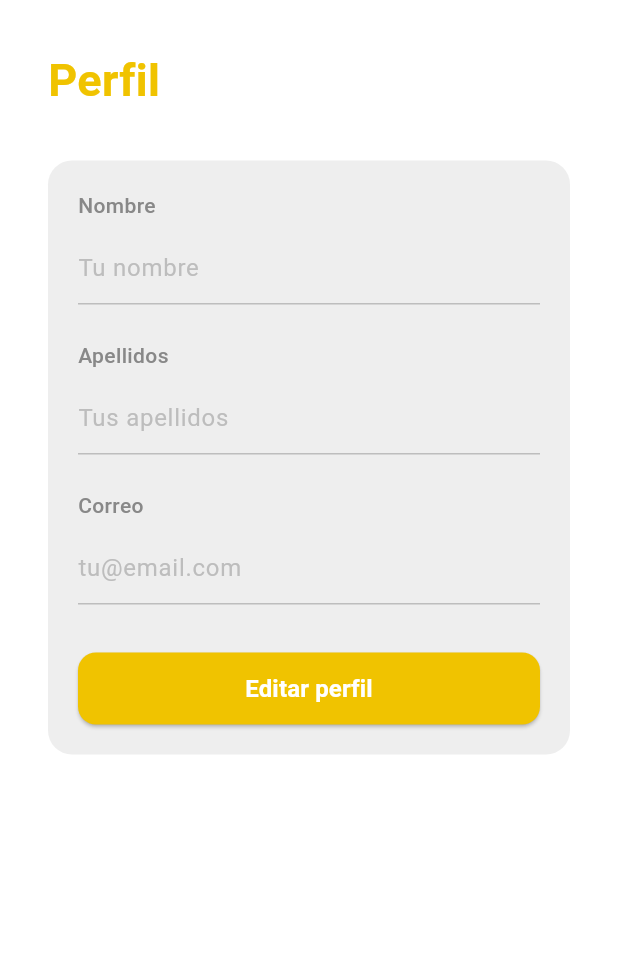
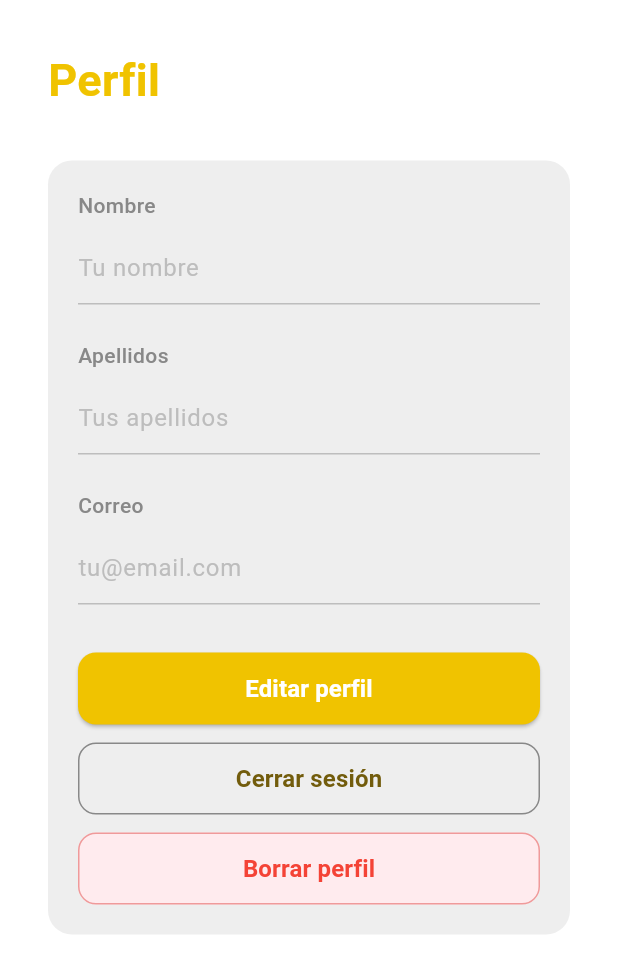
Before and after one commit to RainBWP/gearmoney, a Flutter app: the ProfileScreen screen opened directly with empty values, on a phone screen of 412 x 824 dp. Shown: the top 973 px of the screen. Run offline on Flutter 3.47's test engine with Material 3 defaults, Android fonts, the phone set to English and light mode, and no system bars; our stand-ins replace flutter_svg, sqflite, sqflite_common_ffi; accounts and stored records are empty; Roboto replaces fonts that are missing (Verdana).

Commit message:
Botones perfil

```diff
--- a/lib/screens/home/profile.dart
+++ b/lib/screens/home/profile.dart
@@ -1,6 +1,7 @@
 import 'package:flutter/material.dart';
 import '../../core/colors.dart';
 import '../../core/database/db_helper.dart';
+import '../auth/login.dart';
 
 class ProfileScreen extends StatefulWidget {
   final Map<String, dynamic> user;
@@ -35,6 +36,12 @@ class _ProfileScreenState extends State<ProfileScreen> {
     super.dispose();
   }
 
+  int get _userId {
+    return (widget.user['id'] is int)
+        ? widget.user['id'] as int
+        : int.tryParse('${widget.user['id']}') ?? 1;
+  }
+
   Future<void> _saveProfile() async {
     if (_nameController.text.isEmpty ||
         _lastnameController.text.isEmpty ||
@@ -48,16 +55,16 @@ class _ProfileScreenState extends State<ProfileScreen> {
     setState(() => _isSaving = true);
 
     try {
-      final int userId = (widget.user['id'] is int)
-          ? widget.user['id'] as int
-          : int.tryParse('${widget.user['id']}') ?? 1;
-
       await DatabaseHelper.instance.updateUsuario(
-        userId,
+        _userId,
         nombre: _nameController.text.trim(),
         apellidos: _lastnameController.text.trim(),
         correo: _emailController.text.trim(),
       );
+
+      widget.user['nombre'] = _nameController.text.trim();
+      widget.user['apellidos'] = _lastnameController.text.trim();
+      widget.user['correo'] = _emailController.text.trim();
 
       if (mounted) {
         setState(() => _isEditing = false);
@@ -69,6 +76,72 @@ class _ProfileScreenState extends State<ProfileScreen> {
       if (mounted) {
         ScaffoldMessenger.of(context).showSnackBar(
           SnackBar(content: Text('Error: ${e.toString()}')),
+        );
+      }
+    } finally {
+      if (mounted) {
+        setState(() => _isSaving = false);
+      }
+    }
+  }
+
+  void _cancelEditing() {
+    setState(() {
+      _isEditing = false;
+      _nameController.text = widget.user['nombre'] ?? '';
+      _lastnameController.text = widget.user['apellidos'] ?? '';
+      _emailController.text = widget.user['correo'] ?? '';
+    });
+  }
+
+  Future<void> _confirmDelete() async {
+    final confirmed = await showDialog<bool>(
+      context: context,
+      builder: (context) {
+        return AlertDialog(
+          title: const Text('Eliminar perfil'),
+          content: const Text(
+            '¿Estás seguro de que deseas borrar tu perfil? Esta acción no se puede deshacer.',
+          ),
+          actions: [
+            TextButton(
+              onPressed: () => Navigator.of(context).pop(false),
+              child: const Text('Cancelar'),
+            ),
+            TextButton(
+              onPressed: () => Navigator.of(context).pop(true),
+              style: TextButton.styleFrom(foregroundColor: Colors.red),
+              child: const Text('Eliminar'),
+            ),
+          ],
+        );
+      },
+    );
+
+    if (confirmed == true) {
+      await _deleteProfile();
+    }
+  }
+
+  Future<void> _deleteProfile() async {
+    setState(() => _isSaving = true);
+
+    try {
+      await DatabaseHelper.instance.deleteUsuario(_userId);
+
+      if (mounted) {
+        ScaffoldMessenger.of(context).showSnackBar(
+          const SnackBar(content: Text('Perfil eliminado correctamente')),
+        );
+        Navigator.of(context).pushAndRemoveUntil(
+          MaterialPageRoute(builder: (_) => const LoginScreen()),
+          (route) => false,
+        );
+      }
+    } catch (e) {
+      if (mounted) {
+        ScaffoldMessenger.of(context).showSnackBar(
+          SnackBar(content: Text('Error al borrar perfil: ${e.toString()}')),
         );
       }
     } finally {
@@ -246,6 +319,82 @@ class _ProfileScreenState extends State<ProfileScreen> {
                             ),
                     ),
                   ),
+                  if (_isEditing) ...[
+                    const SizedBox(height: 12),
+                    SizedBox(
+                      width: double.infinity,
+                      height: 48,
+                      child: OutlinedButton(
+                        onPressed: _isSaving ? null : _cancelEditing,
+                        style: OutlinedButton.styleFrom(
+                          side: BorderSide(
+                            color: AppColors.textSecondary(context),
+                          ),
+                          shape: RoundedRectangleBorder(
+                            borderRadius: BorderRadius.circular(12),
+                          ),
+                        ),
+                        child: const Text(
+                          'Cancelar',
+                          style: TextStyle(
+                            fontSize: 16,
+                            fontWeight: FontWeight.w600,
+                          ),
+                        ),
+                      ),
+                    ),
+                  ],
+                  const SizedBox(height: 12),
+                  SizedBox(
+                    width: double.infinity,
+                    height: 48,
+                    child: OutlinedButton(
+                      onPressed: _isSaving ? null : () {
+                        Navigator.of(context).pushAndRemoveUntil(
+                          MaterialPageRoute(builder: (_) => const LoginScreen()),
+                          (route) => false,
+                        );
+                      },
+                      style: OutlinedButton.styleFrom(
+                        side: BorderSide(
+                          color: AppColors.textSecondary(context),
+                        ),
+                        shape: RoundedRectangleBorder(
+                          borderRadius: BorderRadius.circular(12),
+                        ),
+                      ),
+                      child: const Text(
+                        'Cerrar sesión',
+                        style: TextStyle(
+                          fontSize: 16,
+                          fontWeight: FontWeight.w600,
+                        ),
+                      ),
+                    ),
+                  ),
+                  const SizedBox(height: 12),
+                  SizedBox(
+                    width: double.infinity,
+                    height: 48,
+                    child: OutlinedButton(
+                      onPressed: _isSaving ? null : _confirmDelete,
+                      style: OutlinedButton.styleFrom(
+                        backgroundColor: Colors.red.shade50,
+                        foregroundColor: Colors.red,
+                        side: BorderSide(color: Colors.red.shade200),
+                        shape: RoundedRectangleBorder(
+                          borderRadius: BorderRadius.circular(12),
+                        ),
+                      ),
+                      child: const Text(
+                        'Borrar perfil',
+                        style: TextStyle(
+                          fontSize: 16,
+                          fontWeight: FontWeight.w600,
+                        ),
+                      ),
+                    ),
+                  ),
                 ],
               ),
             ),
```
